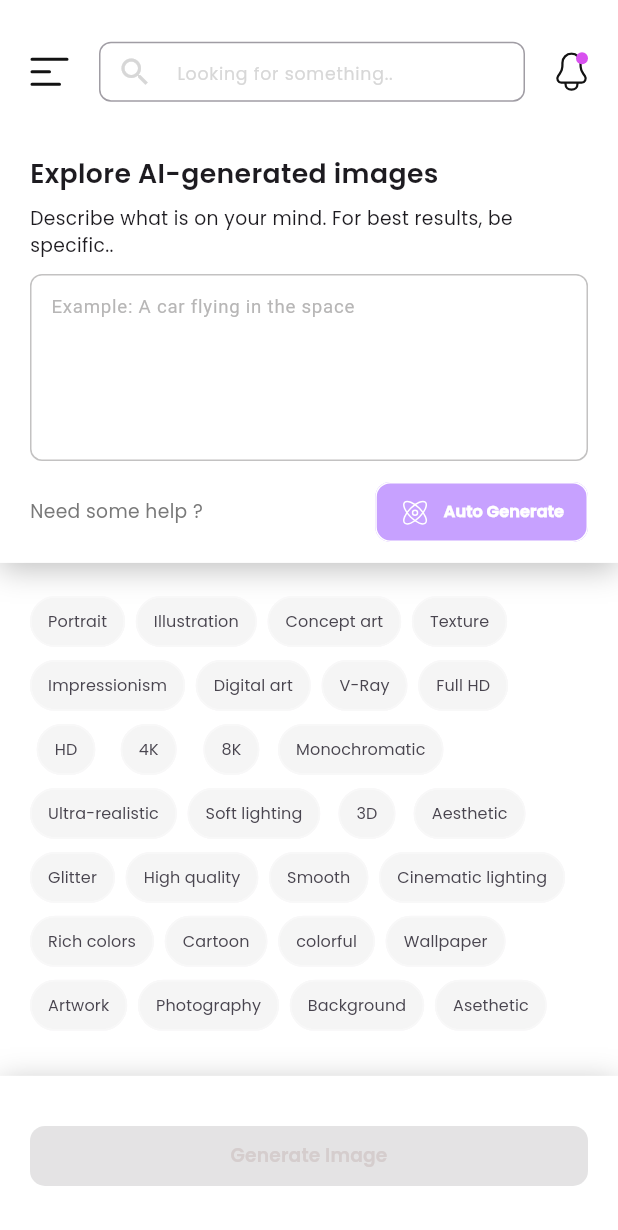
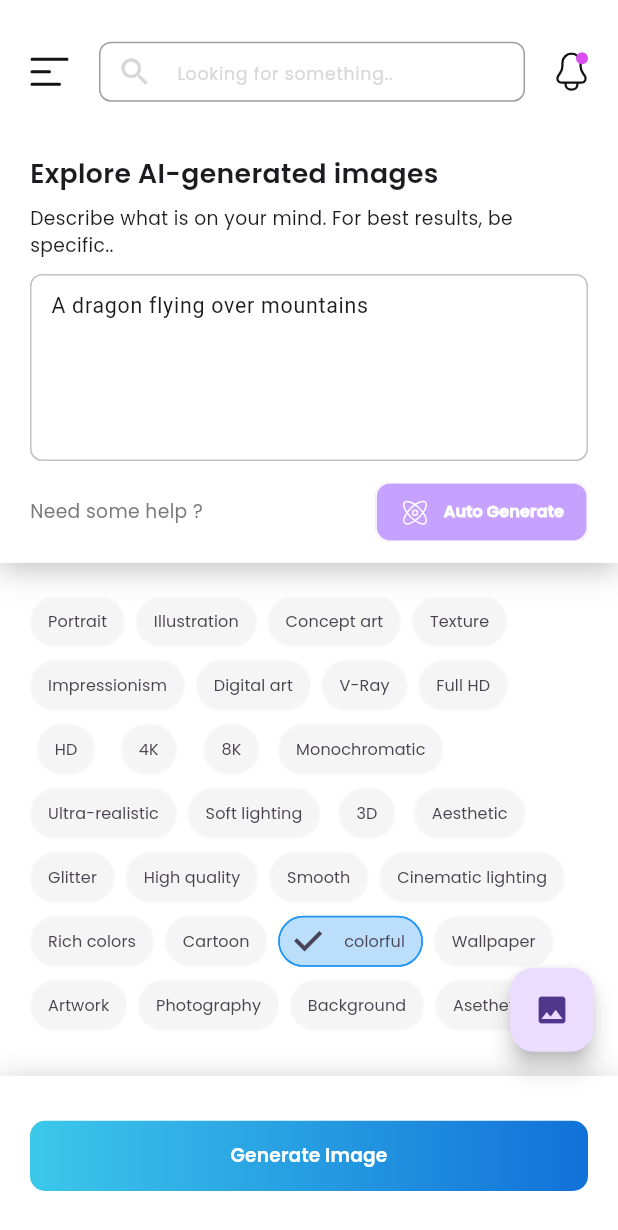
Before and after one commit to Mohammed-Kanbari/ArabyAi, a Flutter app: the Image_Page screen opened directly, after a tap on "Auto Generate", on a phone screen of 412 x 824 dp. Shown: the top 1230 px of the screen. Run offline on Flutter 3.47's test engine with Material 3 defaults, Android fonts, the phone set to English and light mode, and no system bars; our stand-ins replace cloud_firestore, firebase_auth, firebase_core, flutter_screenutil, flutter_svg, gap and 3 more; accounts and stored records are empty; network calls fail.

Commit message:
finishing AI image generator page

```diff
--- a/lib/Screens/type_of_contents/images_page.dart
+++ b/lib/Screens/type_of_contents/images_page.dart
@@ -1,4 +1,5 @@
 import 'dart:convert';
+import 'dart:math';
 import 'dart:typed_data';
 
 import 'package:flutter/material.dart';
@@ -47,6 +48,17 @@
     "Asethetic",
   ];
 
+  final List<String> randomPrompts = [
+    "A glowing forest at night",
+    "A robot dancing in a disco",
+    "A floating castle in the sky",
+    "A colorful underwater city",
+    "A dragon flying over mountains",
+    "A futuristic car in space",
+    "A cat wearing a crown",
+    "A magical library with flying books",
+  ];
+
   // Map to track selected state of each tag
   final Map<String, bool> selectedTags = {};
 
@@ -84,8 +96,8 @@
   }
 
   //API call to generate image
-  Future<void> generateImage() async {
-    if (!isButtononEnabled || isLoading) return;
+  Future<void> generateImage({String? customPrompt, List<String>? customTags}) async {
+    if (isLoading) return;
 
     setState(() {
       isLoading = true;
@@ -94,47 +106,36 @@
     });
 
     try {
-      const String apiToken = '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';
-      final String fullPrompt = _promptController.text +
-          (selectedTags.values.contains(true)
-              ? ', ' +
-                  selectedTags.entries
-                      .where((e) => e.value)
-                      .map((e) => e.key)
-                      .join(', ')
-              : '');
+      const String apiToken = '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'; // Your token
+      final String prompt = customPrompt ?? _promptController.text;
+      final List<String> activeTags = customTags ??
+          selectedTags.entries.where((e) => e.value).map((e) => e.key).toList();
+      final String fullPrompt = prompt + (activeTags.isNotEmpty ? ', ' + activeTags.join(', ') : '');
 
       final response = await http.post(
-        Uri.parse(
-            'https://api-inference.huggingface.co/models/stabilityai/stable-diffusion-xl-base-1.0'),
+        Uri.parse('https://api-inference.huggingface.co/models/stabilityai/stable-diffusion-xl-base-1.0'),
         headers: {
           'Authorization': 'Bearer $apiToken',
           'Content-Type': 'application/json',
         },
         body: jsonEncode({
           'inputs': fullPrompt,
-          // Optional parameters (adjust as needed)
-          'parameters': {
-            'num_inference_steps': 50,
-            'guidance_scale': 7.5,
-          },
+          'parameters': {'num_inference_steps': 50, 'guidance_scale': 7.5},
         }),
       );
-      print('Status ${response.statusCode}');
-      print(
-          'Body length: ${response.bodyBytes.length} bytes'); // Log size for debugging
+
+      print('Status: ${response.statusCode}');
+      print('Body length: ${response.bodyBytes.length} bytes');
 
       if (response.statusCode == 200) {
         setState(() {
-          imageBytes = response.bodyBytes; // Store raw bytes
+          imageBytes = response.bodyBytes;
           isLoading = false;
         });
       } else {
-        final errorBody =
-            response.body.isNotEmpty ? jsonDecode(response.body) : {};
+        final errorBody = response.body.isNotEmpty ? jsonDecode(response.body) : {};
         setState(() {
-          errorMessage =
-              'Failed to generate image: ${response.statusCode} - ${errorBody['error'] ?? 'Unknown error'}';
+          errorMessage = 'Failed: ${response.statusCode} - ${errorBody['error'] ?? 'Unknown error'}';
           isLoading = false;
         });
       }
@@ -144,6 +145,28 @@
         isLoading = false;
       });
     }
+  }
+
+  void autoGenerate() {
+    setState(() {
+      _promptController.clear();
+      selectedTags.updateAll((key, value) => false);
+    });
+
+    final random = Random();
+    final randomPrompt = randomPrompts[random.nextInt(randomPrompts.length)];
+    final shuffledTags = (tags.toList()..shuffle(random));
+    final autoTags = shuffledTags.take(random.nextInt(4)).toList();
+
+    setState(() {
+      _promptController.text = randomPrompt;
+      for (var tag in autoTags) {
+        selectedTags[tag] = true;
+      }
+      isButtononEnabled = true;
+    });
+
+    generateImage(customPrompt: randomPrompt, customTags: autoTags);
   }
 
   @override
@@ -251,7 +274,7 @@
                                     color: Color.fromARGB(255, 121, 121, 121)),
                               ),
                               OutlinedButton(
-                                  onPressed: () {},
+                                  onPressed: autoGenerate,
                                   style: OutlinedButton.styleFrom(
                                       padding:
                                           EdgeInsets.symmetric(horizontal: 16),
```
